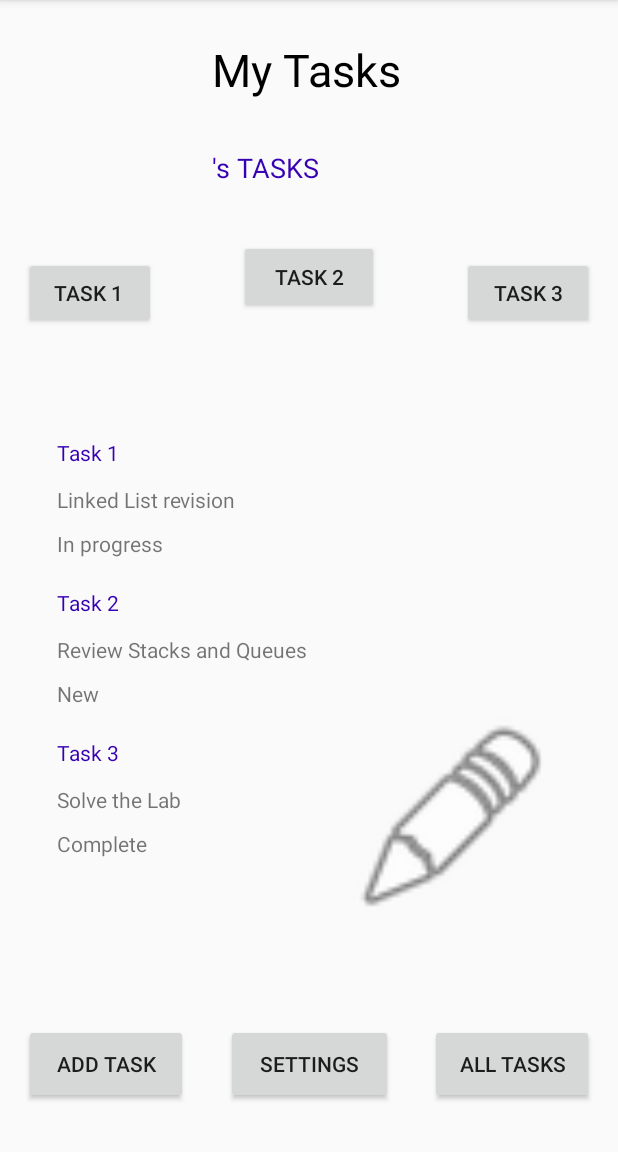
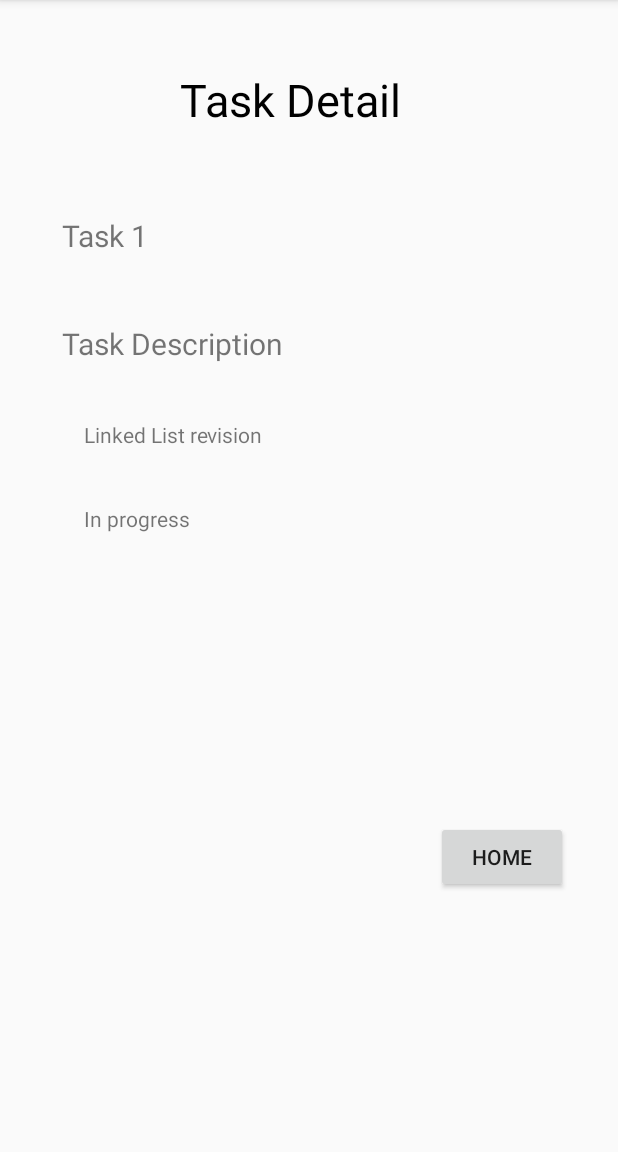
Before and after one commit to rawanazazi12/taskmaster, an Android app: the screen it shows after launch (MainActivity before the commit, TaskDetail after it), after a tap on "Task 1", on a phone screen of 412 x 824 dp, the part 84-1236 px from its top. Run offline under Robolectric (Android 15) with nearby library versions, the phone set to English and light mode, and no system bars.

```diff
--- a/app/src/main/java/com/example/taskmaster/MainActivity.java
+++ b/app/src/main/java/com/example/taskmaster/MainActivity.java
@@ -114,9 +114,9 @@ public class MainActivity extends AppCompatActivity {
             @Override
             public void onItemClicked(int position) {
                 Intent intentTaskDetails = new Intent(getApplicationContext(), TaskDetail.class);
-                intentTaskDetails.putExtra("title", taskData.get(position).title);
-                intentTaskDetails.putExtra("body", taskData.get(position).body);
-                intentTaskDetails.putExtra("state", taskData.get(position).state);
+                intentTaskDetails.putExtra("task_title", taskData.get(position).title);
+                intentTaskDetails.putExtra("task_body", taskData.get(position).body);
+                intentTaskDetails.putExtra("task_state", taskData.get(position).state);
                 startActivity(intentTaskDetails);
 
             }
--- a/app/src/main/java/com/example/taskmaster/TaskAdapter.java
+++ b/app/src/main/java/com/example/taskmaster/TaskAdapter.java
@@ -21,6 +21,7 @@ public class TaskAdapter extends RecyclerView.Adapter <TaskAdapter.TaskViewHolde
 
     public TaskAdapter(ArrayList<Task> allTasksData, OnTaskItemClickListener listener) {
         this.allTasksData = allTasksData;
+        this.listener = listener;
 
     }
 
--- a/app/src/main/java/com/example/taskmaster/TaskDetail.java
+++ b/app/src/main/java/com/example/taskmaster/TaskDetail.java
@@ -15,18 +15,23 @@ public class TaskDetail extends AppCompatActivity {
     @Override
     protected void onCreate(Bundle savedInstanceState) {
         super.onCreate(savedInstanceState);
+        setContentView(R.layout.activity_task_detail);
+         Intent intent = getIntent();
 
-        Intent intent = getIntent();
-        ((TextView) findViewById(R.id.TASK_TITLE)).setText(intent.getExtras().getString("title"));
-        ((TextView) findViewById(R.id.DESCRIPTION)).setText(intent.getExtras().getString("body"));
-        ((TextView) findViewById(R.id.state)).setText(intent.getExtras().getString("state"));
+         TextView title =(TextView) findViewById(R.id.TASK_TITLE);
+         title.setText(intent.getExtras().getString("task_title"));
 
-        ActionBar actionBar = getSupportActionBar();
-        actionBar.setDisplayHomeAsUpEnabled(true);
+         TextView body =(TextView) findViewById(R.id.DESCRIPTION);
+         body.setText(intent.getExtras().getString("task_body"));
 
-        setContentView(R.layout.activity_task_detail);
-        Button home = findViewById(R.id.home_Btn);
-        home.setOnClickListener(new View.OnClickListener() {
+         TextView state =(TextView) findViewById(R.id.state);
+         state.setText(intent.getExtras().getString("task_state"));
+
+         ActionBar actionBar = getSupportActionBar();
+         actionBar.setDisplayHomeAsUpEnabled(true);
+
+         Button home = findViewById(R.id.home_Btn);
+         home.setOnClickListener(new View.OnClickListener() {
             @Override
             public void onClick(View view) {
                 Intent intent1 = new Intent(TaskDetail.this , MainActivity.class);
--- a/app/src/main/res/layout/activity_task_detail.xml
+++ b/app/src/main/res/layout/activity_task_detail.xml
@@ -40,22 +40,23 @@
         android:textSize="20sp"
         app:layout_constraintBottom_toBottomOf="parent"
         app:layout_constraintEnd_toEndOf="parent"
-        app:layout_constraintHorizontal_bias="0.172"
+        app:layout_constraintHorizontal_bias="0.157"
         app:layout_constraintStart_toStartOf="parent"
         app:layout_constraintTop_toBottomOf="@+id/TASK_TITLE"
-        app:layout_constraintVertical_bias="0.083" />
+        app:layout_constraintVertical_bias="0.051" />
 
     <TextView
         android:id="@+id/DESCRIPTION"
-        android:layout_width="271dp"
-        android:layout_height="236dp"
+        android:layout_width="255dp"
+        android:layout_height="48dp"
         android:text="@string/lorem_description"
-        android:textSize="10sp"
+        android:textSize="14sp"
         app:layout_constraintBottom_toBottomOf="parent"
         app:layout_constraintEnd_toEndOf="parent"
+        app:layout_constraintHorizontal_bias="0.358"
         app:layout_constraintStart_toStartOf="parent"
         app:layout_constraintTop_toBottomOf="@+id/description_header"
-        app:layout_constraintVertical_bias="0.119" />
+        app:layout_constraintVertical_bias="0.078" />
 
     <Button
         android:id="@+id/home_Btn"
@@ -64,10 +65,10 @@
         android:text="Home"
         app:layout_constraintBottom_toBottomOf="parent"
         app:layout_constraintEnd_toEndOf="parent"
-        app:layout_constraintHorizontal_bias="0.888"
+        app:layout_constraintHorizontal_bias="0.897"
         app:layout_constraintStart_toStartOf="parent"
         app:layout_constraintTop_toBottomOf="@+id/DESCRIPTION"
-        app:layout_constraintVertical_bias="0.247" />
+        app:layout_constraintVertical_bias="0.56" />
 
     <TextView
         android:id="@+id/state"
@@ -76,8 +77,8 @@
         android:text="TextView"
         app:layout_constraintBottom_toBottomOf="parent"
         app:layout_constraintEnd_toEndOf="parent"
-        app:layout_constraintHorizontal_bias="0.225"
+        app:layout_constraintHorizontal_bias="0.18"
         app:layout_constraintStart_toStartOf="parent"
         app:layout_constraintTop_toBottomOf="@+id/DESCRIPTION"
-        app:layout_constraintVertical_bias="0.148" />
+        app:layout_constraintVertical_bias="0.02" />
 </android.support.constraint.ConstraintLayout>
```
Also changed, not shown: 3 other files.
